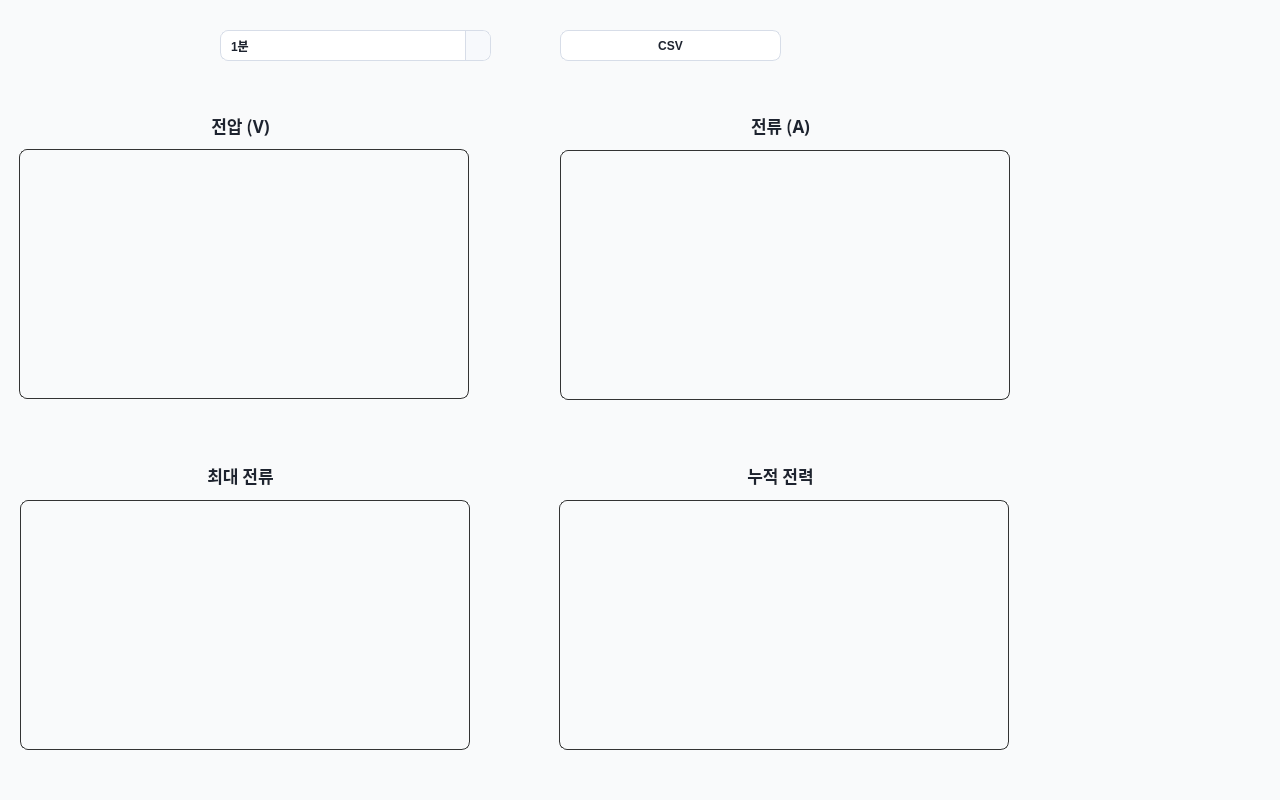
Old version of the form PyQt_GUI/battery.ui in the repository yuunow57/Capstone-Design-Project.
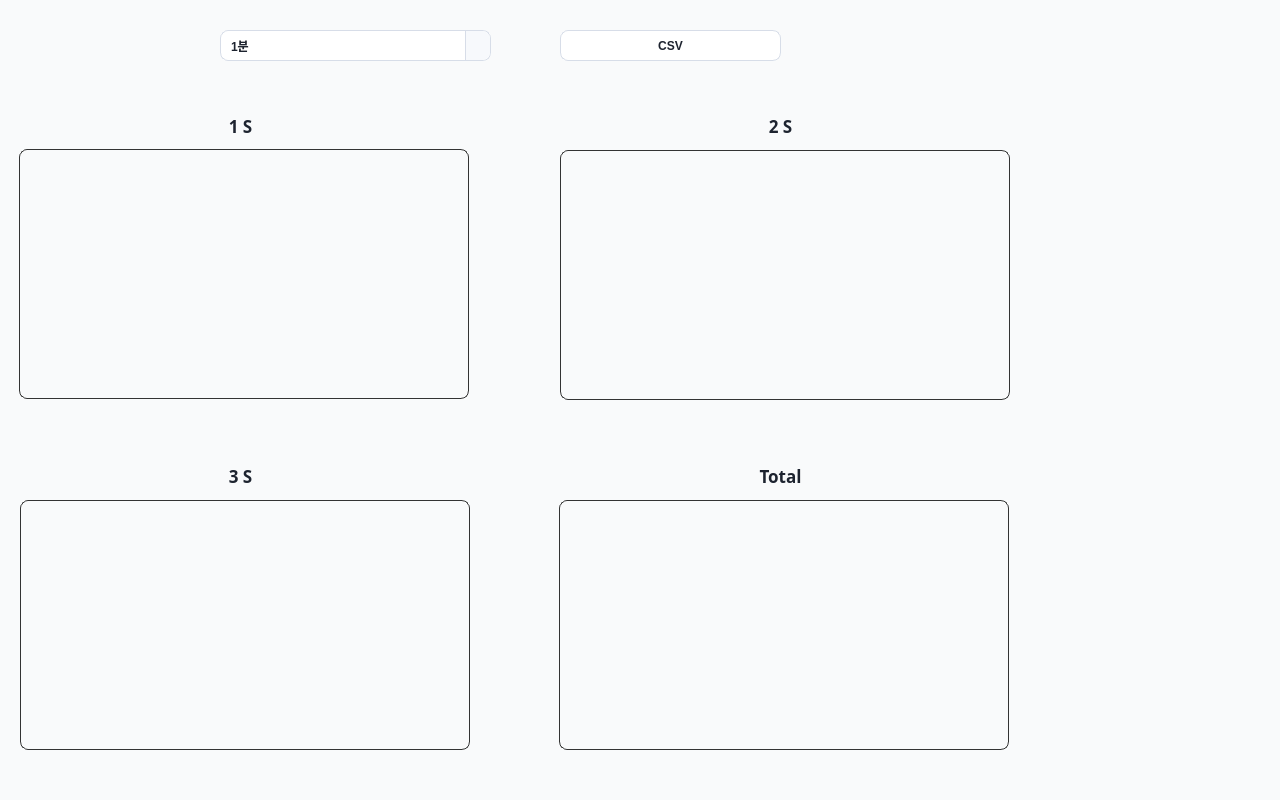
New version of the form. Custom widgets are drawn as their Qt base class.

What changed in the file:
```diff
--- a/PyQt_GUI/battery.ui
+++ b/PyQt_GUI/battery.ui
@@ -94,7 +94,7 @@
        </font>
       </property>
       <property name="text">
-       <string>전류 (A)</string>
+       <string>2 S</string>
       </property>
       <property name="alignment">
        <set>Qt::AlignCenter</set>
@@ -150,7 +150,7 @@
        <enum>Qt::RightToLeft</enum>
       </property>
       <property name="text">
-       <string>전압 (V)</string>
+       <string>1 S</string>
       </property>
       <property name="alignment">
        <set>Qt::AlignCenter</set>
@@ -206,7 +206,7 @@
        <enum>Qt::LeftToRight</enum>
       </property>
       <property name="text">
-       <string>최대 전류</string>
+       <string>3 S</string>
       </property>
       <property name="alignment">
        <set>Qt::AlignCenter</set>
@@ -259,7 +259,7 @@
        </font>
       </property>
       <property name="text">
-       <string>누적 전력</string>
+       <string>Total</string>
       </property>
       <property name="alignment">
        <set>Qt::AlignCenter</set>
```
